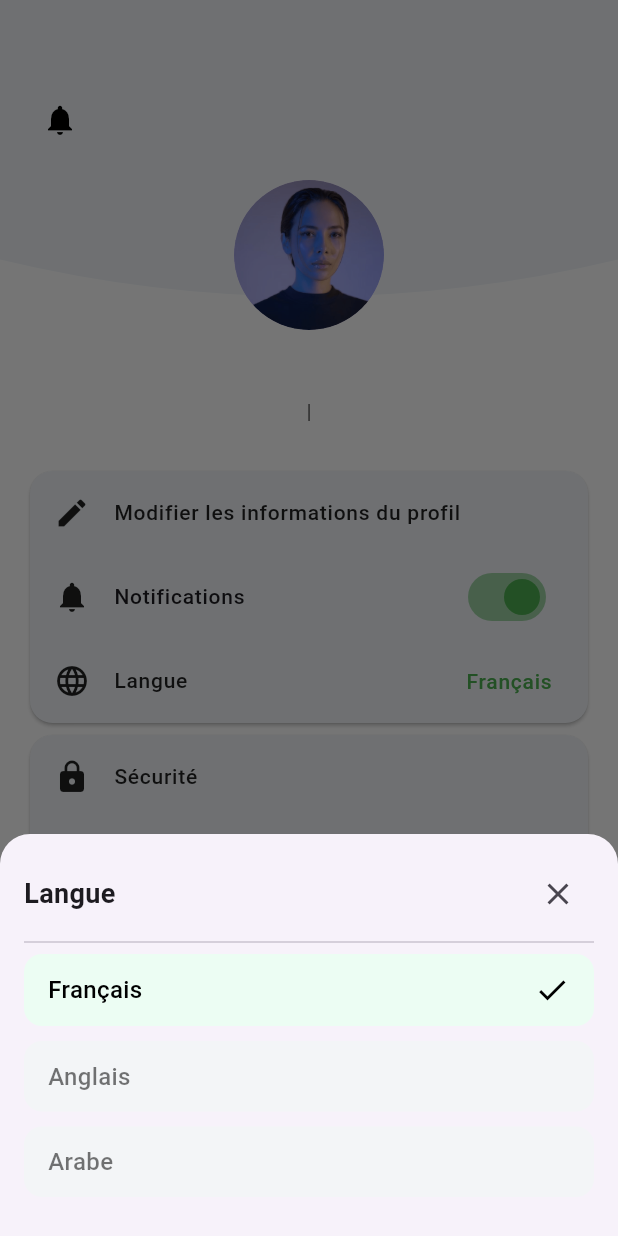
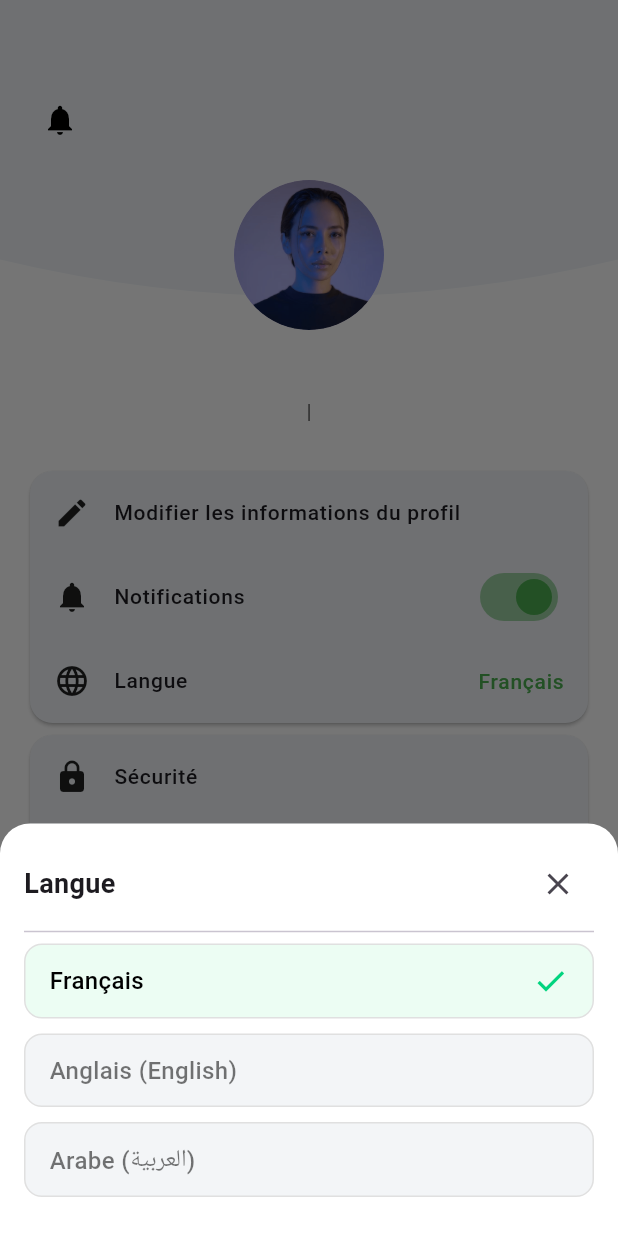
Before and after one commit to Lina-Douakha/Road_Companion, a Flutter app: the ProfilePage screen opened directly, after a tap on "Langue", on a phone screen of 412 x 824 dp. Run offline on Flutter 3.47's test engine with Material 3 defaults, Android fonts, the phone set to English and light mode, and no system bars; our stand-ins replace cloud_firestore, easy_localization, file_picker, firebase_auth, firebase_core, google_sign_in and 2 more; accounts and stored records are empty.

Commit message:
profile modifications

```diff
--- a/assets/lang/ar.json
+++ b/assets/lang/ar.json
@@ -18,8 +18,8 @@
     "contact": "youremail@domain.com | +01 234 567 89"
   },
   "language_options": {
-    "fr": "الفرنسية",
-    "en": "الإنجليزية",
+    "fr": "الفرنسية (Français)",
+    "en": "الإنجليزية (English)",
     "ar": "العربية"
   },
   "privacy": {
--- a/assets/lang/en.json
+++ b/assets/lang/en.json
@@ -18,7 +18,7 @@
     "contact": "youremail@domain.com | +01 234 567 89"
   },
   "language_options": {
-    "fr": "French",
+    "fr": "French (Français)",
     "en": "English",
     "ar": "Arabic (العربية)"
   },
--- a/assets/lang/fr.json
+++ b/assets/lang/fr.json
@@ -19,8 +19,8 @@
   },
   "language_options": {
     "fr": "Français",
-    "en": "Anglais",
-    "ar": "Arabe"
+    "en": "Anglais (English)",
+    "ar": "Arabe (العربية)"
   },
   "privacy": {
     "delete_confirmation_title": "Voulez-vous vraiment supprimer votre compte ?",
--- a/lib/screens/profile/profile.dart
+++ b/lib/screens/profile/profile.dart
@@ -37,25 +37,24 @@ class _ProfilePageState extends State<ProfilePage> {
   // Fetch user data from Firestore
  Future<void> _fetchUserData() async {
    try {
-      User? user = FirebaseAuth.instance.currentUser; // Get the current user
-
+     User? user = FirebaseAuth.instance.currentUser;
      if (user != null) {
        DocumentSnapshot userDoc = await _firestore.collection('users').doc(user.uid).get();
        if (userDoc.exists) {
          setState(() {
-            _userData = userDoc.data() as Map<String, dynamic>; // Store user data
-            _isLoading = false; // Data fetched, stop loading
+           _userData = userDoc.data() as Map<String, dynamic>;
+           _isLoading = false;
          });
        } else {
          setState(() {
-            _isLoading = false; // No data found, stop loading
+           _isLoading = false;
          });
        }
      }
    } catch (e) {
      print("Error fetching user data: $e");
      setState(() {
-        _isLoading = false; // Stop loading on error
+       _isLoading = false;
      });
    }
  }
@@ -63,6 +62,7 @@ class _ProfilePageState extends State<ProfilePage> {
   void _showLanguageSelection(BuildContext context) {
     showModalBottomSheet(
       context: context,
+      backgroundColor: Colors.white,
       shape: RoundedRectangleBorder(
         borderRadius: BorderRadius.vertical(top: Radius.circular(20)),
       ),
@@ -113,6 +113,10 @@ class _ProfilePageState extends State<ProfilePage> {
               ? Color(0xFFECFDF3)
               : Color(0xFFF3F5F7),
           borderRadius: BorderRadius.circular(12),
+          border: Border.all(
+              color: Colors.grey[300]!, // Border color
+              width: 1, // Border width
+          ),
         ),
         child: Row(
           mainAxisAlignment: MainAxisAlignment.spaceBetween,
@@ -128,7 +132,7 @@ class _ProfilePageState extends State<ProfilePage> {
               ),
             ),
             if (context.locale.languageCode == langCode)
-              Icon(Icons.check, color: Colors.black),
+              Icon(Icons.check, color: Color(0xFF00D47E)),
           ],
         ),
       ),
@@ -154,7 +158,8 @@ class _ProfilePageState extends State<ProfilePage> {
   Widget build(BuildContext context) {
     return Scaffold(
       backgroundColor: Colors.white,
-      body: Stack(
+      body: SingleChildScrollView(
+        child: Stack(
           children: [
             // Background with Curved Grey Section
             Positioned(
@@ -176,12 +181,11 @@ class _ProfilePageState extends State<ProfilePage> {
                 SizedBox(height: 40),
                 _buildTopIcons(),
                 _buildProfileHeader(),
-              Expanded(
-                child: _buildSettingsOptions(),
+                _buildSettingsOptions(),
+              ],
             ),
           ],
         ),
-        ],
       ),
     );
   }
@@ -226,11 +230,17 @@ class _ProfilePageState extends State<ProfilePage> {
       child: Column(
         children: [
           _buildSettingsCard([
-            _buildListTile(Icons.edit, "profile.edit".tr(), onTap: () {
-              Navigator.push(
+            _buildListTile(Icons.edit, "profile.edit".tr(), onTap: () async {
+               final bool? isUpdated = await Navigator.push(
                  context,
                  MaterialPageRoute(builder: (context) => EditProfilePage()),
                );
+
+               if (isUpdated == true) { // Refresh data instantly when changes are made
+                  setState(() {
+                    _fetchUserData();
+                  });
+               }
             }),
             ValueListenableBuilder<bool>(
               valueListenable: notificationsEnabled,
@@ -301,8 +311,13 @@ class _ProfilePageState extends State<ProfilePage> {
   Widget _buildSettingsCard(List<Widget> children) {
     return Card(
       color: Color(0xFFF1F5F9),
-      shape: RoundedRectangleBorder(borderRadius: BorderRadius.circular(15)),
-      child: Column(children: children),
+      shape: RoundedRectangleBorder(
+        borderRadius: BorderRadius.circular(15),
+      ),
+      child: Column(
+        mainAxisSize: MainAxisSize.min, // Reduces the height of the Column
+        children: children,
+      ),
     );
   }
 
@@ -314,7 +329,6 @@ class _ProfilePageState extends State<ProfilePage> {
         style: TextStyle(
           fontSize: 14, // Reduced text size
           fontWeight: FontWeight.w500, // Medium font weight
-          color: Colors.black87, // Custom text color
         ),
       ),
       trailing: value != null
@@ -328,6 +342,8 @@ class _ProfilePageState extends State<ProfilePage> {
             )
           : null,
       onTap: onTap,
+      dense: true, // Makes the ListTile more compact
+      contentPadding: EdgeInsets.symmetric(horizontal: 16.0, vertical: 4.0), // Reduces internal padding
     );
   }
 
@@ -337,8 +353,8 @@ class _ProfilePageState extends State<ProfilePage> {
       title: Text(
         title,
         style: TextStyle(
-          fontSize: 14, // Set the desired text size
-          fontWeight: FontWeight.w500, // Optional: Adjust font weight
+          fontSize: 14, // Reduced text size
+          fontWeight: FontWeight.w500, // Medium font weight
         ),
       ),
       trailing: Switch(
@@ -346,6 +362,8 @@ class _ProfilePageState extends State<ProfilePage> {
         onChanged: onChanged,
         activeColor: Colors.green,
       ),
+      dense: true, // Makes the ListTile more compact
+      contentPadding: EdgeInsets.symmetric(horizontal: 16.0, vertical: 4.0), // Reduces internal padding
     );
   }
 
@@ -359,12 +377,16 @@ class _ProfilePageState extends State<ProfilePage> {
       context: context,
       builder: (context) {
         return AlertDialog(
+          backgroundColor: Colors.white,
           title: Text("profile.logout_confirmation_title".tr()),
           content: Text("profile.logout_confirmation_message".tr()),
           actions: [
             TextButton(
               onPressed: () => Navigator.pop(context, false),
-              child: Text("profile.logout_cancel".tr()),
+              child: Text(
+                "profile.logout_cancel".tr(),
+                style: TextStyle(color: Color(0xFF0D92F4)),
+              ),
             ),
             TextButton(
               onPressed: () => Navigator.pop(context, true),
```
Also changed, not shown: lib/screens/profile/edit_profile.dart (+102 -58 lines). Lines whose indentation alone changed are shown as unchanged.
